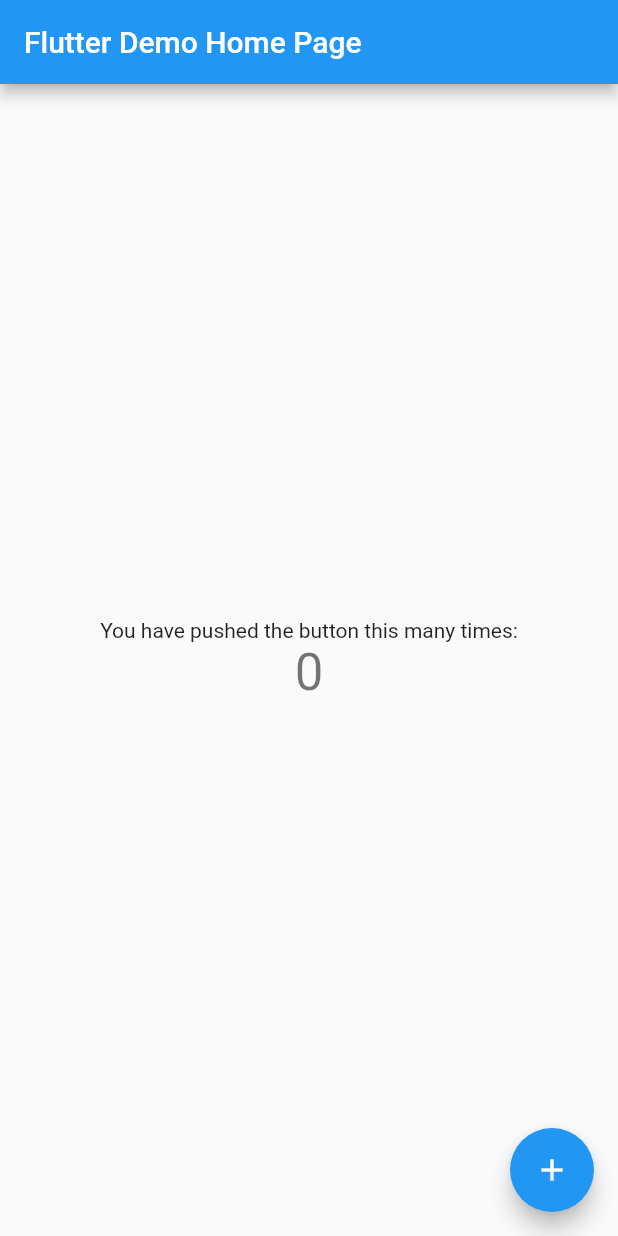
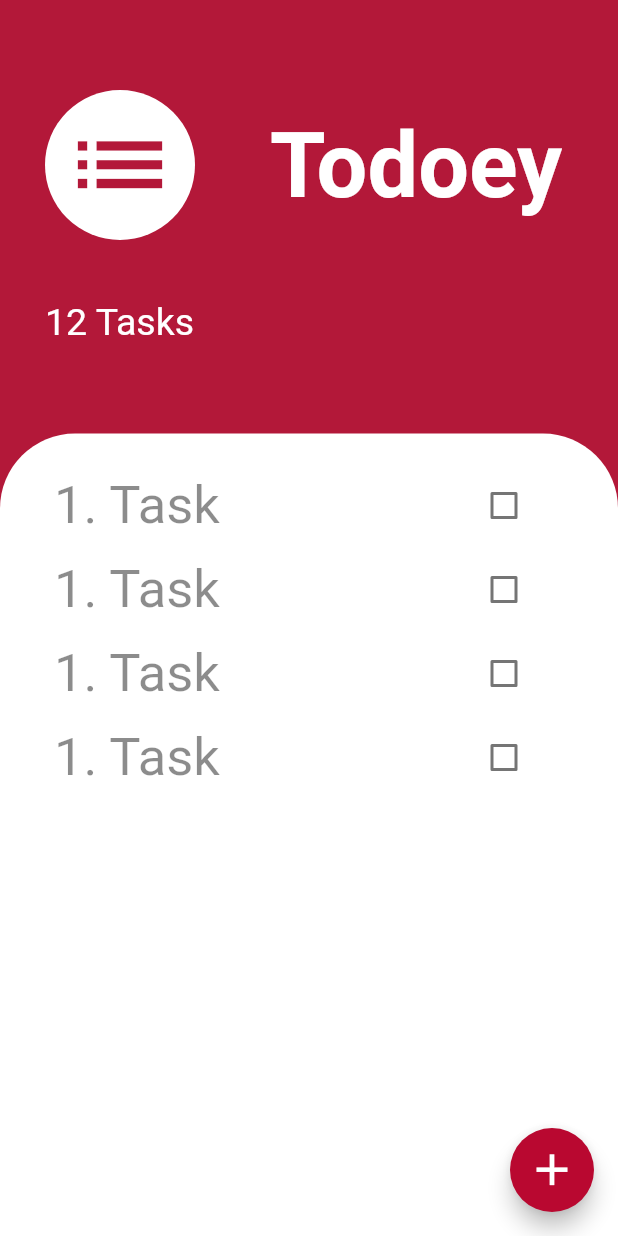
Before and after one commit to if3chi/learningDart, a Flutter app: the screen it shows after launch, on a phone screen of 412 x 824 dp. Run offline on Flutter 3.47's test engine with Material 2 defaults, Android fonts, the phone set to English and light mode, and no system bars; our stand-ins replace animated_text_kit, audioplayers, cloud_firestore, firebase_auth, firebase_core, flutter_spinkit and 4 more; accounts and stored records are empty.

Commit message:
D50-51 Todo App: Designed the UI.

```diff
--- /dev/null
+++ b/FlutterApps/todoey/lib/components/constants.dart
@@ -0,0 +1,22 @@
+import 'package:flutter/material.dart';
+
+// Colors
+
+const Color kRedRose = Color(0xffb31839);
+const Color kRedRoseLight = Color(0xffb90830);
+
+double kConRadius = 50.0;
+
+TextStyle kHeading = TextStyle(
+  color: Colors.white,
+  fontSize: 60,
+  fontWeight: FontWeight.w700,
+);
+
+BoxDecoration kBoxDecoration = BoxDecoration(
+  color: Colors.white,
+  borderRadius: BorderRadius.only(
+    topLeft: Radius.circular(kConRadius),
+    topRight: Radius.circular(kConRadius),
+  ),
+);
--- /dev/null
+++ b/FlutterApps/todoey/lib/components/list_card_widget.dart
@@ -0,0 +1,40 @@
+import 'package:flutter/material.dart';
+import 'package:todoey/components/constants.dart';
+
+class ListViewWidget extends StatelessWidget {
+  @override
+  Widget build(BuildContext context) {
+    return ListView(
+      children: [
+        ListTileCard(),
+        ListTileCard(),
+        ListTileCard(),
+        ListTileCard(),
+      ],
+    );
+  }
+}
+
+class ListTileCard extends StatelessWidget {
+  @override
+  Widget build(BuildContext context) {
+    return ListTile(
+      title: Text(
+        '1. Task',
+        style: TextStyle(
+          color: Colors.black45,
+          fontSize: 35,
+        ),
+      ),
+      trailing: Padding(
+        padding: const EdgeInsets.all(16.0),
+        child: Checkbox(
+          value: false,
+          checkColor: Colors.white,
+          activeColor: kRedRoseLight,
+          onChanged: (value) {},
+        ),
+      ),
+    );
+  }
+}
--- a/FlutterApps/todoey/lib/main.dart
+++ b/FlutterApps/todoey/lib/main.dart
@@ -1,117 +1,15 @@
 import 'package:flutter/material.dart';
+import 'package:todoey/screens/tasks_screen.dart';
 
 void main() {
   runApp(MyApp());
 }
 
 class MyApp extends StatelessWidget {
-  // This widget is the root of your application.
-  @override
   Widget build(BuildContext context) {
     return MaterialApp(
-      title: 'Flutter Demo',
-      theme: ThemeData(
-        // This is the theme of your application.
-        //
-        // Try running your application with "flutter run". You'll see the
-        // application has a blue toolbar. Then, without quitting the app, try
-        // changing the primarySwatch below to Colors.green and then invoke
-        // "hot reload" (press "r" in the console where you ran "flutter run",
-        // or simply save your changes to "hot reload" in a Flutter IDE).
-        // Notice that the counter didn't reset back to zero; the application
-        // is not restarted.
-        primarySwatch: Colors.blue,
-        // This makes the visual density adapt to the platform that you run
-        // the app on. For desktop platforms, the controls will be smaller and
-        // closer together (more dense) than on mobile platforms.
-        visualDensity: VisualDensity.adaptivePlatformDensity,
-      ),
-      home: MyHomePage(title: 'Flutter Demo Home Page'),
+      title: 'Todo App',
+      home: TasksScreen(),
     );
   }
 }
-
-class MyHomePage extends StatefulWidget {
-  MyHomePage({Key key, this.title}) : super(key: key);
-
-  // This widget is the home page of your application. It is stateful, meaning
-  // that it has a State object (defined below) that contains fields that affect
-  // how it looks.
-
-  // This class is the configuration for the state. It holds the values (in this
-  // case the title) provided by the parent (in this case the App widget) and
-  // used by the build method of the State. Fields in a Widget subclass are
-  // always marked "final".
-
-  final String title;
-
-  @override
-  _MyHomePageState createState() => _MyHomePageState();
-}
-
-class _MyHomePageState extends State<MyHomePage> {
-  int _counter = 0;
-
-  void _incrementCounter() {
-    setState(() {
-      // This call to setState tells the Flutter framework that something has
-      // changed in this State, which causes it to rerun the build method below
-      // so that the display can reflect the updated values. If we changed
-      // _counter without calling setState(), then the build method would not be
-      // called again, and so nothing would appear to happen.
-      _counter++;
-    });
-  }
-
-  @override
-  Widget build(BuildContext context) {
-    // This method is rerun every time setState is called, for instance as done
-    // by the _incrementCounter method above.
-    //
-    // The Flutter framework has been optimized to make rerunning build methods
-    // fast, so that you can just rebuild anything that needs updating rather
-    // than having to individually change instances of widgets.
-    return Scaffold(
-      appBar: AppBar(
-        // Here we take the value from the MyHomePage object that was created by
-        // the App.build method, and use it to set our appbar title.
-        title: Text(widget.title),
-      ),
-      body: Center(
-        // Center is a layout widget. It takes a single child and positions it
-        // in the middle of the parent.
-        child: Column(
-          // Column is also a layout widget. It takes a list of children and
-          // arranges them vertically. By default, it sizes itself to fit its
-          // children horizontally, and tries to be as tall as its parent.
-          //
-          // Invoke "debug painting" (press "p" in the console, choose the
-          // "Toggle Debug Paint" action from the Flutter Inspector in Android
-          // Studio, or the "Toggle Debug Paint" command in Visual Studio Code)
-          // to see the wireframe for each widget.
-          //
-          // Column has various properties to control how it sizes itself and
-          // how it positions its children. Here we use mainAxisAlignment to
-          // center the children vertically; the main axis here is the vertical
-          // axis because Columns are vertical (the cross axis would be
-          // horizontal).
-          mainAxisAlignment: MainAxisAlignment.center,
-          children: <Widget>[
-            Text(
-              'You have pushed the button this many times:',
-            ),
-            Text(
-              '$_counter',
-              style: Theme.of(context).textTheme.headline4,
-            ),
-          ],
-        ),
-      ),
-      floatingActionButton: FloatingActionButton(
-        onPressed: _incrementCounter,
-        tooltip: 'Increment',
-        child: Icon(Icons.add),
-      ), // This trailing comma makes auto-formatting nicer for build methods.
-    );
-  }
-}
--- /dev/null
+++ b/FlutterApps/todoey/lib/screens/tasks_screen.dart
@@ -0,0 +1,80 @@
+import 'package:flutter/material.dart';
+import 'package:todoey/components/list_card_widget.dart';
+import 'package:todoey/components/constants.dart';
+import 'package:todoey/screens/add_task_screen.dart';
+
+class TasksScreen extends StatelessWidget {
+  Widget build(BuildContext context) {
+    return Scaffold(
+      backgroundColor: kRedRose,
+      body: Column(
+        crossAxisAlignment: CrossAxisAlignment.stretch,
+        children: [
+          Container(
+            padding: EdgeInsets.symmetric(horizontal: 30, vertical: 60),
+            child: Column(
+              crossAxisAlignment: CrossAxisAlignment.start,
+              children: [
+                Row(
+                  crossAxisAlignment: CrossAxisAlignment.center,
+                  children: [
+                    CircleAvatar(
+                      radius: 50,
+                      backgroundColor: Colors.white,
+                      child: Icon(
+                        Icons.list,
+                        size: 75,
+                        color: kRedRose,
+                      ),
+                    ),
+                    SizedBox(
+                      width: 50,
+                    ),
+                    Text(
+                      "Todoey",
+                      style: kHeading,
+                    ),
+                  ],
+                ),
+                SizedBox(
+                  height: 40,
+                ),
+                Text(
+                  '12 Tasks',
+                  style: TextStyle(
+                    fontWeight: FontWeight.w400,
+                    color: Colors.white,
+                    fontSize: 25,
+                  ),
+                )
+              ],
+            ),
+          ),
+          Expanded(
+            child: Container(
+              padding: EdgeInsets.all(20),
+              decoration: kBoxDecoration,
+              child: ListViewWidget(),
+            ),
+          )
+        ],
+      ),
+      floatingActionButton: FloatingActionButton(
+        elevation: 6,
+        backgroundColor: kRedRoseLight,
+        splashColor: kRedRose,
+        onPressed: () {
+          showModalBottomSheet(
+            context: context,
+            builder: (context) => AddTask(),
+          );
+        },
+        child: Icon(
+          Icons.add,
+          size: 35,
+          color: Colors.white,
+        ),
+      ),
+    );
+  }
+}
```
Also changed, not shown: FlutterApps/todoey/lib/screens/add_task_screen.dart (added, +71 -0 lines), 1 other file.
